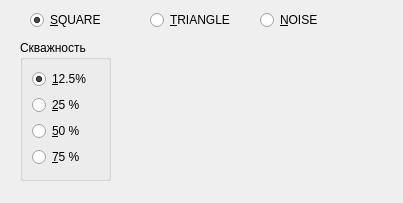
This is nessyntform.ui in Warchild33/FormantSynth as Qt 5 draws it before an edit. The edited form follows.
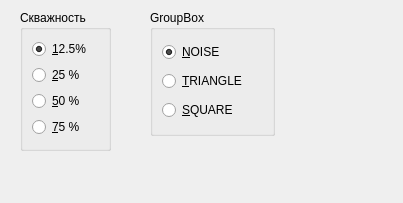
This is the edited form.

The edit to the form file:
```diff
--- a/nessyntform.ui
+++ b/nessyntform.ui
@@ -13,40 +13,11 @@
   <property name="windowTitle">
    <string>Dialog</string>
   </property>
-  <widget class="QRadioButton" name="radioButton_2">
-   <property name="geometry">
-    <rect>
-     <x>150</x>
-     <y>10</y>
-     <width>93</width>
-     <height>20</height>
-    </rect>
-   </property>
-   <property name="text">
-    <string>&amp;TRIANGLE</string>
-   </property>
-  </widget>
-  <widget class="QRadioButton" name="radioButton">
-   <property name="geometry">
-    <rect>
-     <x>30</x>
-     <y>10</y>
-     <width>93</width>
-     <height>20</height>
-    </rect>
-   </property>
-   <property name="text">
-    <string>&amp;SQUARE</string>
-   </property>
-   <property name="checked">
-    <bool>true</bool>
-   </property>
-  </widget>
   <widget class="QGroupBox" name="groupBox">
    <property name="geometry">
     <rect>
      <x>20</x>
-     <y>40</y>
+     <y>10</y>
      <width>91</width>
      <height>141</height>
     </rect>
@@ -88,18 +59,47 @@
     </item>
    </layout>
   </widget>
-  <widget class="QRadioButton" name="radioButton_3">
+  <widget class="QGroupBox" name="groupBox_2">
    <property name="geometry">
     <rect>
-     <x>260</x>
+     <x>150</x>
      <y>10</y>
-     <width>93</width>
-     <height>20</height>
+     <width>125</width>
+     <height>126</height>
     </rect>
    </property>
-   <property name="text">
-    <string>&amp;NOISE</string>
+   <property name="title">
+    <string>GroupBox</string>
    </property>
+   <layout class="QVBoxLayout" name="verticalLayout">
+    <item>
+     <widget class="QRadioButton" name="NoiseBut">
+      <property name="text">
+       <string>&amp;NOISE</string>
+      </property>
+      <property name="checked">
+       <bool>true</bool>
+      </property>
+     </widget>
+    </item>
+    <item>
+     <widget class="QRadioButton" name="triangleButton">
+      <property name="text">
+       <string>&amp;TRIANGLE</string>
+      </property>
+     </widget>
+    </item>
+    <item>
+     <widget class="QRadioButton" name="squareButton">
+      <property name="text">
+       <string>&amp;SQUARE</string>
+      </property>
+      <property name="checked">
+       <bool>false</bool>
+      </property>
+     </widget>
+    </item>
+   </layout>
   </widget>
  </widget>
  <resources/>
```
